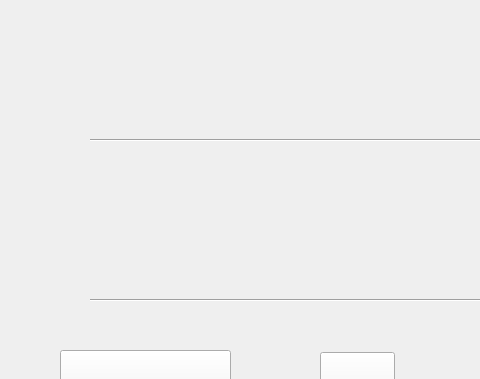
Before: the Qt Designer form customizedialog.ui in Type3limit/EasyManager, drawn with Qt 5; both pictures show x 0 to 480 and y 0 to 379 of the 718 by 547 pixel window.
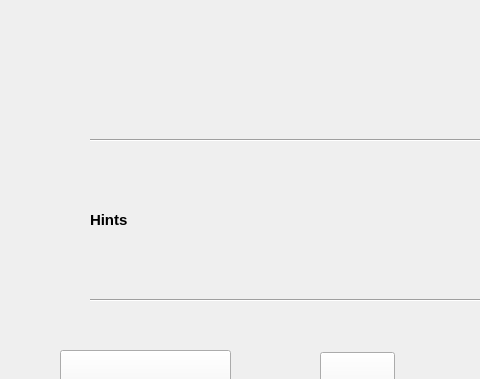
After: the same form once the commit is applied.

Patch:
```diff
--- a/customizedialog.ui
+++ b/customizedialog.ui
@@ -89,8 +89,9 @@
    <property name="font">
     <font>
      <family>Microsoft YaHei UI</family>
-     <pointsize>14</pointsize>
+     <pointsize>-1</pointsize>
      <weight>75</weight>
+     <italic>false</italic>
      <bold>true</bold>
     </font>
    </property>
@@ -100,12 +101,21 @@
    <property name="layoutDirection">
     <enum>Qt::LeftToRight</enum>
    </property>
+   <property name="styleSheet">
+    <string notr="true">QLabel
+{
+font: bold 15px
+}</string>
+   </property>
    <property name="text">
-    <string/>
+    <string>Hints</string>
    </property>
    <property name="textFormat">
     <enum>Qt::RichText</enum>
    </property>
+   <property name="wordWrap">
+    <bool>true</bool>
+   </property>
   </widget>
   <widget class="QPushButton" name="SureButton">
    <property name="geometry">
```
